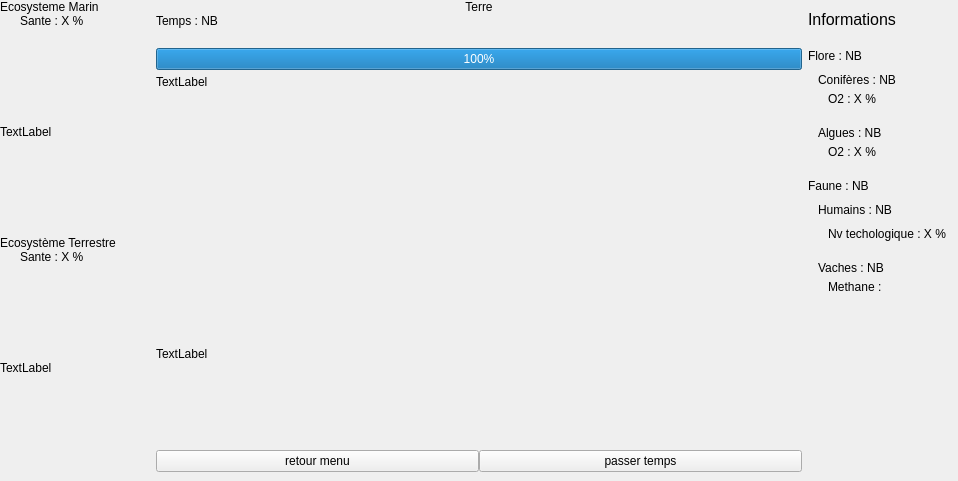
Old version of the form projet_graphique/projet_bis/fenetre2.ui in the repository Fredecontre/ProjetCpp.
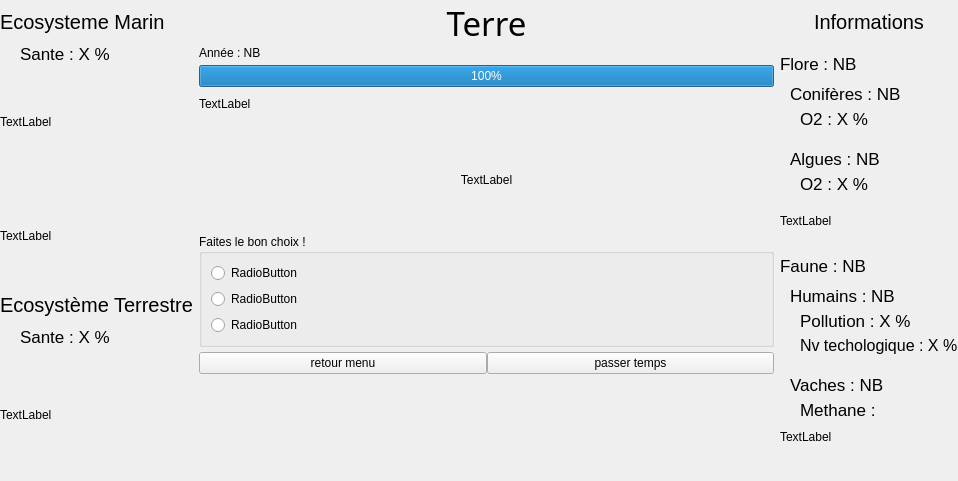
New version of the form.

```diff
--- a/projet_graphique/projet_bis/fenetre2.ui
+++ b/projet_graphique/projet_bis/fenetre2.ui
@@ -20,7 +20,7 @@
      <verstretch>0</verstretch>
     </sizepolicy>
    </property>
-   <layout class="QGridLayout" name="gridLayout" columnminimumwidth="0,0,0">
+   <layout class="QGridLayout" name="gridLayout">
     <property name="sizeConstraint">
      <enum>QLayout::SetNoConstraint</enum>
     </property>
@@ -41,6 +41,22 @@
     </property>
     <item row="0" column="0">
      <layout class="QVBoxLayout" name="verticalLayout_4">
+      <item>
+       <spacer name="verticalSpacer_22">
+        <property name="orientation">
+         <enum>Qt::Vertical</enum>
+        </property>
+        <property name="sizeType">
+         <enum>QSizePolicy::Fixed</enum>
+        </property>
+        <property name="sizeHint" stdset="0">
+         <size>
+          <width>20</width>
+          <height>10</height>
+         </size>
+        </property>
+       </spacer>
+      </item>
       <item>
        <widget class="QLabel" name="P1_Eco_Marin">
         <property name="sizePolicy">
@@ -49,11 +65,32 @@
           <verstretch>0</verstretch>
          </sizepolicy>
         </property>
+        <property name="font">
+         <font>
+          <pointsize>15</pointsize>
+         </font>
+        </property>
         <property name="text">
          <string>Ecosysteme Marin</string>
         </property>
        </widget>
       </item>
+      <item>
+       <spacer name="verticalSpacer_23">
+        <property name="orientation">
+         <enum>Qt::Vertical</enum>
+        </property>
+        <property name="sizeType">
+         <enum>QSizePolicy::Fixed</enum>
+        </property>
+        <property name="sizeHint" stdset="0">
+         <size>
+          <width>20</width>
+          <height>10</height>
+         </size>
+        </property>
+       </spacer>
+      </item>
       <item>
        <widget class="QLabel" name="P1_Eco_Marin_Sante">
         <property name="sizePolicy">
@@ -62,6 +99,11 @@
           <verstretch>0</verstretch>
          </sizepolicy>
         </property>
+        <property name="font">
+         <font>
+          <pointsize>13</pointsize>
+         </font>
+        </property>
         <property name="text">
          <string>Sante : X %</string>
         </property>
@@ -89,6 +131,19 @@
         </property>
        </widget>
       </item>
+      <item>
+       <widget class="QLabel" name="P1_Image_Dory">
+        <property name="sizePolicy">
+         <sizepolicy hsizetype="Ignored" vsizetype="MinimumExpanding">
+          <horstretch>0</horstretch>
+          <verstretch>0</verstretch>
+         </sizepolicy>
+        </property>
+        <property name="text">
+         <string>TextLabel</string>
+        </property>
+       </widget>
+      </item>
       <item>
        <widget class="QLabel" name="P1_Eco_Terre">
         <property name="sizePolicy">
@@ -97,11 +152,32 @@
           <verstretch>0</verstretch>
          </sizepolicy>
         </property>
+        <property name="font">
+         <font>
+          <pointsize>15</pointsize>
+         </font>
+        </property>
         <property name="text">
          <string>Ecosystème Terrestre</string>
         </property>
        </widget>
       </item>
+      <item>
+       <spacer name="verticalSpacer_24">
+        <property name="orientation">
+         <enum>Qt::Vertical</enum>
+        </property>
+        <property name="sizeType">
+         <enum>QSizePolicy::Fixed</enum>
+        </property>
+        <property name="sizeHint" stdset="0">
+         <size>
+          <width>20</width>
+          <height>10</height>
+         </size>
+        </property>
+       </spacer>
+      </item>
       <item>
        <widget class="QLabel" name="P1_Eco_Terre_Sante">
         <property name="sizePolicy">
@@ -110,6 +186,11 @@
           <verstretch>0</verstretch>
          </sizepolicy>
         </property>
+        <property name="font">
+         <font>
+          <pointsize>13</pointsize>
+         </font>
+        </property>
         <property name="text">
          <string>Sante : X %</string>
         </property>
@@ -121,6 +202,22 @@
         </property>
        </widget>
       </item>
+      <item>
+       <spacer name="verticalSpacer_25">
+        <property name="orientation">
+         <enum>Qt::Vertical</enum>
+        </property>
+        <property name="sizeType">
+         <enum>QSizePolicy::Fixed</enum>
+        </property>
+        <property name="sizeHint" stdset="0">
+         <size>
+          <width>20</width>
+          <height>10</height>
+         </size>
+        </property>
+       </spacer>
+      </item>
       <item>
        <widget class="QLabel" name="P1_Eco_Terre_Image">
         <property name="sizePolicy">
@@ -157,11 +254,17 @@
       <item>
        <widget class="QLabel" name="P2_Terre">
         <property name="sizePolicy">
-         <sizepolicy hsizetype="Expanding" vsizetype="Fixed">
+         <sizepolicy hsizetype="Preferred" vsizetype="Fixed">
           <horstretch>0</horstretch>
           <verstretch>0</verstretch>
          </sizepolicy>
         </property>
+        <property name="font">
+         <font>
+          <family>Sahadeva</family>
+          <pointsize>25</pointsize>
+         </font>
+        </property>
         <property name="text">
          <string>Terre</string>
         </property>
@@ -172,8 +275,14 @@
       </item>
       <item>
        <widget class="QLabel" name="P2_Temps">
+        <property name="sizePolicy">
+         <sizepolicy hsizetype="Fixed" vsizetype="Fixed">
+          <horstretch>0</horstretch>
+          <verstretch>0</verstretch>
+         </sizepolicy>
+        </property>
         <property name="text">
-         <string>&lt;html&gt;&lt;head/&gt;&lt;body&gt;&lt;p&gt;Temps : NB&lt;/p&gt;&lt;/body&gt;&lt;/html&gt;</string>
+         <string>&lt;html&gt;&lt;head/&gt;&lt;body&gt;&lt;p&gt;Année : NB&lt;/p&gt;&lt;/body&gt;&lt;/html&gt;</string>
         </property>
        </widget>
       </item>
@@ -188,7 +297,7 @@
         <property name="sizeHint" stdset="0">
          <size>
           <width>20</width>
-          <height>20</height>
+          <height>5</height>
          </size>
         </property>
        </spacer>
@@ -211,7 +320,7 @@
         <property name="sizeHint" stdset="0">
          <size>
           <width>0</width>
-          <height>5</height>
+          <height>10</height>
          </size>
         </property>
        </spacer>
@@ -219,7 +328,7 @@
       <item>
        <widget class="QLabel" name="P2_Terre_Image">
         <property name="sizePolicy">
-         <sizepolicy hsizetype="Ignored" vsizetype="MinimumExpanding">
+         <sizepolicy hsizetype="Ignored" vsizetype="Fixed">
           <horstretch>0</horstretch>
           <verstretch>0</verstretch>
          </sizepolicy>
@@ -246,7 +355,7 @@
         <property name="sizeHint" stdset="0">
          <size>
           <width>0</width>
-          <height>5</height>
+          <height>20</height>
          </size>
         </property>
        </spacer>
@@ -254,7 +363,7 @@
       <item>
        <widget class="QLabel" name="P2_Texte">
         <property name="sizePolicy">
-         <sizepolicy hsizetype="Preferred" vsizetype="MinimumExpanding">
+         <sizepolicy hsizetype="MinimumExpanding" vsizetype="MinimumExpanding">
           <horstretch>0</horstretch>
           <verstretch>0</verstretch>
          </sizepolicy>
@@ -262,6 +371,55 @@
         <property name="text">
          <string>TextLabel</string>
         </property>
+        <property name="alignment">
+         <set>Qt::AlignCenter</set>
+        </property>
+       </widget>
+      </item>
+      <item>
+       <spacer name="verticalSpacer_28">
+        <property name="orientation">
+         <enum>Qt::Vertical</enum>
+        </property>
+        <property name="sizeType">
+         <enum>QSizePolicy::Fixed</enum>
+        </property>
+        <property name="sizeHint" stdset="0">
+         <size>
+          <width>0</width>
+          <height>5</height>
+         </size>
+        </property>
+       </spacer>
+      </item>
+      <item>
+       <widget class="QGroupBox" name="P2_GroupBox">
+        <property name="title">
+         <string>Faites le bon choix !</string>
+        </property>
+        <layout class="QVBoxLayout" name="verticalLayout_3">
+         <item>
+          <widget class="QRadioButton" name="P2_button_choix1">
+           <property name="text">
+            <string>RadioButton</string>
+           </property>
+          </widget>
+         </item>
+         <item>
+          <widget class="QRadioButton" name="P2_button_choix2">
+           <property name="text">
+            <string>RadioButton</string>
+           </property>
+          </widget>
+         </item>
+         <item>
+          <widget class="QRadioButton" name="P2_button_choix3">
+           <property name="text">
+            <string>RadioButton</string>
+           </property>
+          </widget>
+         </item>
+        </layout>
        </widget>
       </item>
       <item>
@@ -298,6 +456,22 @@
         </item>
        </layout>
       </item>
+      <item>
+       <spacer name="verticalSpacer_21">
+        <property name="orientation">
+         <enum>Qt::Vertical</enum>
+        </property>
+        <property name="sizeType">
+         <enum>QSizePolicy::MinimumExpanding</enum>
+        </property>
+        <property name="sizeHint" stdset="0">
+         <size>
+          <width>20</width>
+          <height>30</height>
+         </size>
+        </property>
+       </spacer>
+      </item>
      </layout>
     </item>
     <item row="0" column="2">
@@ -327,14 +501,14 @@
       <item>
        <widget class="QLabel" name="P3_Titre">
         <property name="sizePolicy">
-         <sizepolicy hsizetype="Fixed" vsizetype="Fixed">
+         <sizepolicy hsizetype="Preferred" vsizetype="Fixed">
           <horstretch>0</horstretch>
           <verstretch>0</verstretch>
          </sizepolicy>
         </property>
         <property name="font">
          <font>
-          <pointsize>12</pointsize>
+          <pointsize>15</pointsize>
          </font>
         </property>
         <property name="text">
@@ -369,6 +543,11 @@
           <verstretch>0</verstretch>
          </sizepolicy>
         </property>
+        <property name="font">
+         <font>
+          <pointsize>13</pointsize>
+         </font>
+        </property>
         <property name="text">
          <string>Flore : NB</string>
         </property>
@@ -414,6 +593,11 @@
           <verstretch>0</verstretch>
          </sizepolicy>
         </property>
+        <property name="font">
+         <font>
+          <pointsize>13</pointsize>
+         </font>
+        </property>
         <property name="text">
          <string>Conifères : NB</string>
         </property>
@@ -446,6 +630,11 @@
           <verstretch>0</verstretch>
          </sizepolicy>
         </property>
+        <property name="font">
+         <font>
+          <pointsize>13</pointsize>
+         </font>
+        </property>
         <property name="text">
          <string>O2 : X %</string>
         </property>
@@ -481,6 +670,11 @@
           <verstretch>0</verstretch>
          </sizepolicy>
         </property>
+        <property name="font">
+         <font>
+          <pointsize>13</pointsize>
+         </font>
+        </property>
         <property name="text">
          <string>Algues : NB</string>
         </property>
@@ -513,6 +707,11 @@
           <verstretch>0</verstretch>
          </sizepolicy>
         </property>
+        <property name="font">
+         <font>
+          <pointsize>13</pointsize>
+         </font>
+        </property>
         <property name="text">
          <string>O2 : X %</string>
         </property>
@@ -524,6 +723,29 @@
         </property>
        </widget>
       </item>
+      <item>
+       <spacer name="verticalSpacer_26">
+        <property name="orientation">
+         <enum>Qt::Vertical</enum>
+        </property>
+        <property name="sizeType">
+         <enum>QSizePolicy::Fixed</enum>
+        </property>
+        <property name="sizeHint" stdset="0">
+         <size>
+          <width>20</width>
+          <height>20</height>
+         </size>
+        </property>
+       </spacer>
+      </item>
+      <item>
+       <widget class="QLabel" name="P3_Image_Foret">
+        <property name="text">
+         <string>TextLabel</string>
+        </property>
+       </widget>
+      </item>
       <item>
        <spacer name="verticalSpacer_4">
         <property name="orientation">
@@ -535,7 +757,7 @@
         <property name="sizeHint" stdset="0">
          <size>
           <width>20</width>
-          <height>20</height>
+          <height>30</height>
          </size>
         </property>
        </spacer>
@@ -548,6 +770,11 @@
           <verstretch>0</verstretch>
          </sizepolicy>
         </property>
+        <property name="font">
+         <font>
+          <pointsize>13</pointsize>
+         </font>
+        </property>
         <property name="text">
          <string>Faune : NB</string>
         </property>
@@ -593,6 +820,11 @@
           <verstretch>0</verstretch>
          </sizepolicy>
         </property>
+        <property name="font">
+         <font>
+          <pointsize>13</pointsize>
+         </font>
+        </property>
         <property name="text">
          <string>Humains : NB</string>
         </property>
@@ -617,6 +849,30 @@
         </property>
        </spacer>
       </item>
+      <item>
+       <widget class="QLabel" name="P3_Humain_pollution">
+        <property name="sizePolicy">
+         <sizepolicy hsizetype="Fixed" vsizetype="Fixed">
+          <horstretch>0</horstretch>
+          <verstretch>0</verstretch>
+         </sizepolicy>
+        </property>
+        <property name="font">
+         <font>
+          <pointsize>13</pointsize>
+         </font>
+        </property>
+        <property name="text">
+         <string>Pollution : X %</string>
+        </property>
+        <property name="alignment">
+         <set>Qt::AlignLeading|Qt::AlignLeft|Qt::AlignVCenter</set>
+        </property>
+        <property name="indent">
+         <number>20</number>
+        </property>
+       </widget>
+      </item>
       <item>
        <spacer name="verticalSpacer_18">
         <property name="orientation">
@@ -641,6 +897,11 @@
           <verstretch>0</verstretch>
          </sizepolicy>
         </property>
+        <property name="font">
+         <font>
+          <pointsize>12</pointsize>
+         </font>
+        </property>
         <property name="text">
          <string>Nv techologique : X %</string>
         </property>
@@ -676,6 +937,11 @@
           <verstretch>0</verstretch>
          </sizepolicy>
         </property>
+        <property name="font">
+         <font>
+          <pointsize>13</pointsize>
+         </font>
+        </property>
         <property name="text">
          <string>Vaches : NB</string>
         </property>
@@ -708,6 +974,11 @@
           <verstretch>0</verstretch>
          </sizepolicy>
         </property>
+        <property name="font">
+         <font>
+          <pointsize>13</pointsize>
+         </font>
+        </property>
         <property name="text">
          <string>Methane :</string>
         </property>
@@ -719,15 +990,41 @@
         </property>
        </widget>
       </item>
+      <item>
+       <spacer name="verticalSpacer_20">
+        <property name="orientation">
+         <enum>Qt::Vertical</enum>
+        </property>
+        <property name="sizeType">
+         <enum>QSizePolicy::Fixed</enum>
+        </property>
+        <property name="sizeHint" stdset="0">
+         <size>
+          <width>20</width>
+          <height>10</height>
+         </size>
+        </property>
+       </spacer>
+      </item>
+      <item>
+       <widget class="QLabel" name="P3_Image_Vache">
+        <property name="text">
+         <string>TextLabel</string>
+        </property>
+       </widget>
+      </item>
       <item>
        <spacer name="verticalSpacer_15">
         <property name="orientation">
          <enum>Qt::Vertical</enum>
         </property>
+        <property name="sizeType">
+         <enum>QSizePolicy::MinimumExpanding</enum>
+        </property>
         <property name="sizeHint" stdset="0">
          <size>
           <width>20</width>
-          <height>40</height>
+          <height>30</height>
          </size>
         </property>
        </spacer>
```
Left out of the diff: 4 changed lines with no effect on the pictures.
